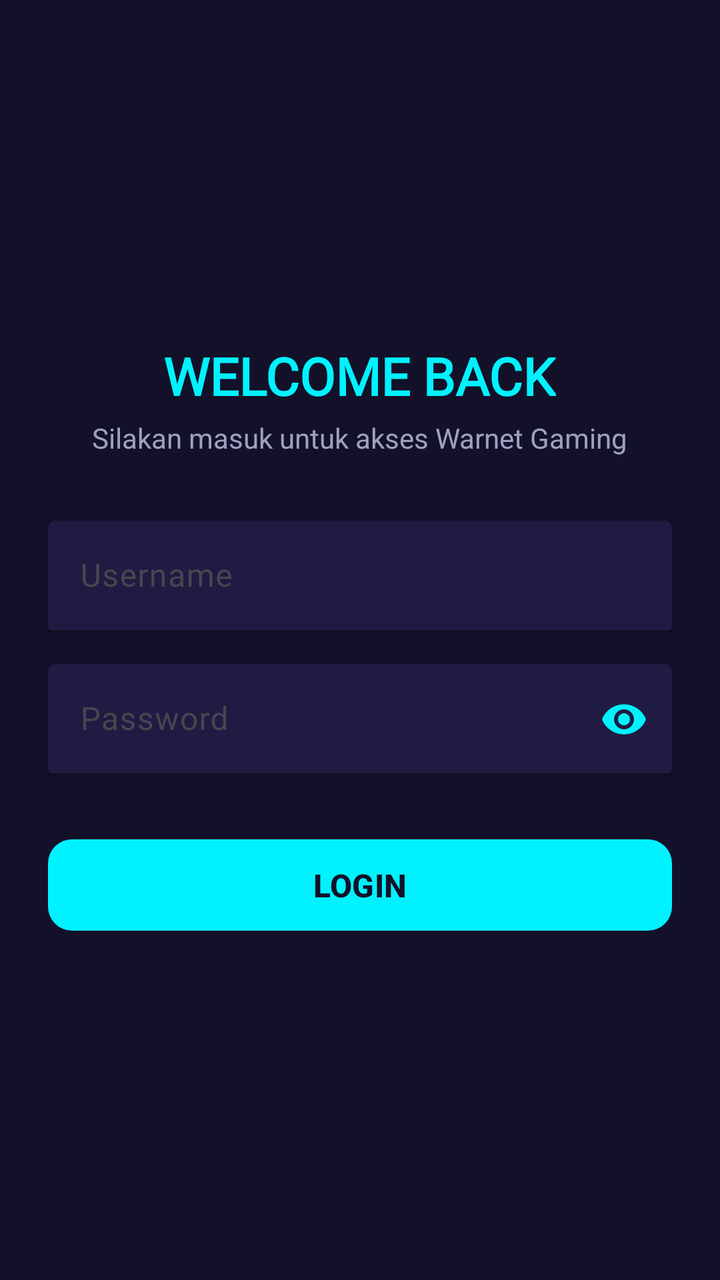
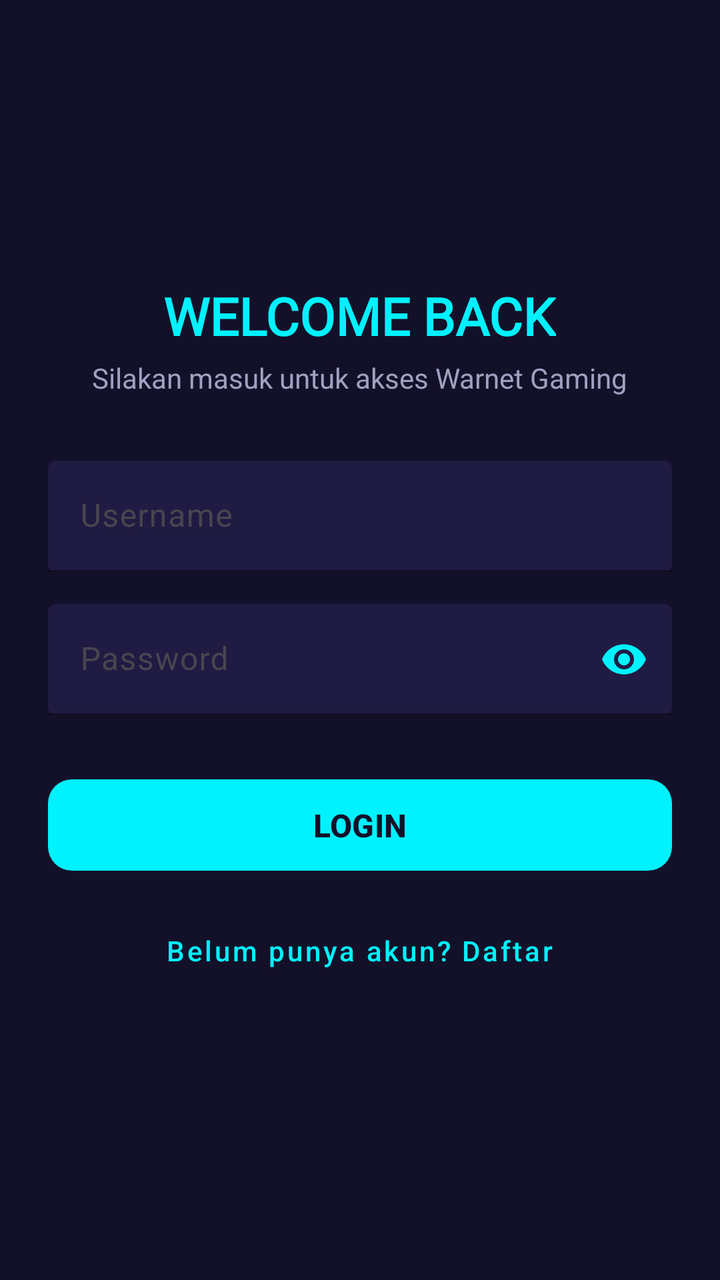

Two renders of the same Android screen: before a commit and after it. Below are the layout's source before the change and the commit's diff.
<!-- AndroidManifest.xml: application theme Theme.Sjrpringles -->
<!-- res/layout/activity_login.xml -->
<?xml version="1.0" encoding="utf-8"?>
<LinearLayout xmlns:android="http://schemas.android.com/apk/res/android"
    xmlns:app="http://schemas.android.com/apk/res-auto"
    android:layout_width="match_parent"
    android:layout_height="match_parent"
    android:background="#131129"
    android:gravity="center"
    android:orientation="vertical"
    android:padding="24dp">

    
    <TextView
        android:layout_width="wrap_content"
        android:layout_height="wrap_content"
        android:text="WELCOME BACK"
        android:textColor="#00F2FE"
        android:textSize="26sp"
        android:textStyle="bold"
        android:fontFamily="@font/poppins_extra_bold" />

    
    <TextView
        android:layout_width="wrap_content"
        android:layout_height="wrap_content"
        android:layout_marginTop="4dp"
        android:text="Silakan masuk untuk akses Warnet Gaming"
        android:textColor="#A0A0C0"
        android:textSize="14sp" />

    
    <com.google.android.material.textfield.TextInputLayout
        android:layout_width="match_parent"
        android:layout_height="wrap_content"
        android:layout_marginTop="32dp"
        android:hint="Username"
        app:boxBackgroundMode="filled"
        app:boxBackgroundColor="#201B42"
        app:boxStrokeColor="#00F2FE"
        app:hintTextColor="#00F2FE">

        <com.google.android.material.textfield.TextInputEditText
            android:id="@+id/etUsername"
            android:layout_width="match_parent"
            android:layout_height="wrap_content"
            android:inputType="text"
            android:textColor="@android:color/white" />

    </com.google.android.material.textfield.TextInputLayout>

    
    <com.google.android.material.textfield.TextInputLayout
        android:layout_width="match_parent"
        android:layout_height="wrap_content"
        android:layout_marginTop="16dp"
        android:hint="Password"
        app:boxBackgroundMode="filled"
        app:boxBackgroundColor="#201B42"
        app:boxStrokeColor="#00F2FE"
        app:hintTextColor="#00F2FE"
        app:endIconMode="password_toggle"
        app:endIconTint="#00F2FE">

        <com.google.android.material.textfield.TextInputEditText
            android:id="@+id/etPassword"
            android:layout_width="match_parent"
            android:layout_height="wrap_content"
            android:inputType="textPassword"
            android:textColor="@android:color/white" />

    </com.google.android.material.textfield.TextInputLayout>

    
    <com.google.android.material.button.MaterialButton
        android:id="@+id/btnLogin"
        android:layout_width="match_parent"
        android:layout_height="wrap_content"
        android:layout_marginTop="28dp"
        android:padding="12dp"
        android:text="LOGIN"
        android:textColor="#131129"
        android:textSize="16sp"
        android:textStyle="bold"
        app:backgroundTint="#00F2FE"
        app:cornerRadius="12dp" />

</LinearLayout>
<!-- resources referenced by this layout -->
<resources>
  <style name="Theme.Sjrpringles" parent="Theme.Material3.DayNight.NoActionBar">
          
          <item name="colorPrimary">#2563EB</item>
          <item name="colorOnPrimary">#FFFFFF</item>
          <item name="android:statusBarColor">#0B0E1B</item>
      </style>
</resources>

<!-- the commit's change to res/layout/activity_login.xml (unified diff, before → after) -->
@@ -12,11 +12,11 @@
     <TextView
         android:layout_width="wrap_content"
         android:layout_height="wrap_content"
+        android:fontFamily="@font/poppins_extra_bold"
         android:text="WELCOME BACK"
         android:textColor="#00F2FE"
         android:textSize="26sp"
-        android:textStyle="bold"
-        android:fontFamily="@font/poppins_extra_bold" />
+        android:textStyle="bold" />
 
     
     <TextView
@@ -33,8 +33,8 @@
         android:layout_height="wrap_content"
         android:layout_marginTop="32dp"
         android:hint="Username"
+        app:boxBackgroundColor="#201B42"
         app:boxBackgroundMode="filled"
-        app:boxBackgroundColor="#201B42"
         app:boxStrokeColor="#00F2FE"
         app:hintTextColor="#00F2FE">
 
@@ -53,12 +53,12 @@
         android:layout_height="wrap_content"
         android:layout_marginTop="16dp"
         android:hint="Password"
+        app:boxBackgroundColor="#201B42"
         app:boxBackgroundMode="filled"
-        app:boxBackgroundColor="#201B42"
         app:boxStrokeColor="#00F2FE"
-        app:hintTextColor="#00F2FE"
         app:endIconMode="password_toggle"
-        app:endIconTint="#00F2FE">
+        app:endIconTint="#00F2FE"
+        app:hintTextColor="#00F2FE">
 
         <com.google.android.material.textfield.TextInputEditText
             android:id="@+id/etPassword"
@@ -83,4 +83,16 @@
         app:backgroundTint="#00F2FE"
         app:cornerRadius="12dp" />
 
+    
+    <com.google.android.material.button.MaterialButton
+        android:id="@+id/btnToRegister"
+        style="@style/Widget.MaterialComponents.Button.TextButton"
+        android:layout_width="wrap_content"
+        android:layout_height="wrap_content"
+        android:layout_marginTop="12dp"
+        android:text="Belum punya akun? Daftar"
+        android:textAllCaps="false"
+        android:textColor="#00F2FE"
+        android:textSize="14sp" />
+
 </LinearLayout>
